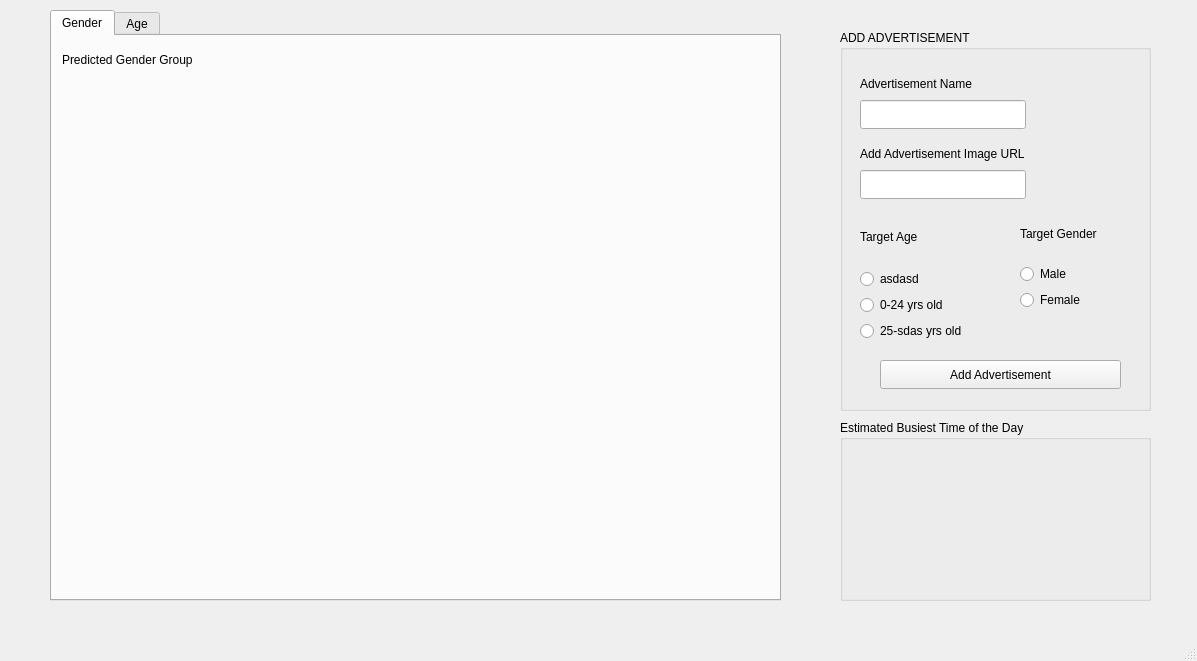
Qt form Ad/mainwindow.ui (jamesc2000/INTcognito-Advertising) before a commit.
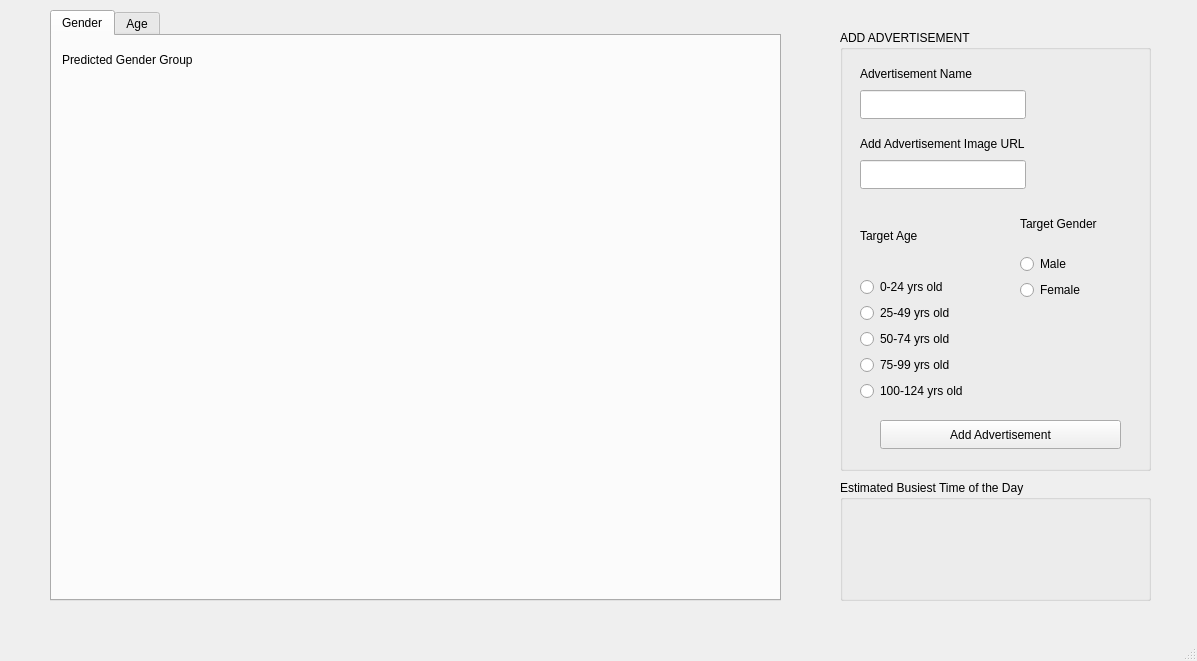
The same form after that commit.

Commit message: Update target age ui

What changed in the file:
```diff
--- a/Ad/mainwindow.ui
+++ b/Ad/mainwindow.ui
@@ -20,7 +20,7 @@
       <x>840</x>
       <y>30</y>
       <width>311</width>
-      <height>381</height>
+      <height>441</height>
      </rect>
     </property>
     <property name="title">
@@ -30,7 +30,7 @@
      <property name="geometry">
       <rect>
        <x>20</x>
-       <y>110</y>
+       <y>100</y>
        <width>211</width>
        <height>28</height>
       </rect>
@@ -43,7 +43,7 @@
      <property name="geometry">
       <rect>
        <x>20</x>
-       <y>70</y>
+       <y>60</y>
        <width>166</width>
        <height>29</height>
       </rect>
@@ -53,7 +53,7 @@
      <property name="geometry">
       <rect>
        <x>20</x>
-       <y>40</y>
+       <y>30</y>
        <width>167</width>
        <height>28</height>
       </rect>
@@ -66,7 +66,7 @@
      <property name="geometry">
       <rect>
        <x>180</x>
-       <y>180</y>
+       <y>170</y>
        <width>111</width>
        <height>100</height>
       </rect>
@@ -99,9 +99,9 @@
      <property name="geometry">
       <rect>
        <x>20</x>
-       <y>180</y>
+       <y>170</y>
        <width>151</width>
-       <height>131</height>
+       <height>201</height>
       </rect>
      </property>
      <layout class="QVBoxLayout" name="verticalLayout">
@@ -115,21 +115,35 @@
       <item>
        <widget class="QRadioButton" name="radioButton_3">
         <property name="text">
-         <string>asdasd</string>
-        </property>
-       </widget>
-      </item>
-      <item>
-       <widget class="QRadioButton" name="radioButton">
-        <property name="text">
          <string>0-24 yrs old</string>
         </property>
        </widget>
       </item>
+      <item>
+       <widget class="QRadioButton" name="radioButton">
+        <property name="text">
+         <string>25-49 yrs old</string>
+        </property>
+       </widget>
+      </item>
       <item>
        <widget class="QRadioButton" name="radioButton_2">
         <property name="text">
-         <string>25-sdas yrs old</string>
+         <string>50-74 yrs old</string>
+        </property>
+       </widget>
+      </item>
+      <item>
+       <widget class="QRadioButton" name="radioButton_6">
+        <property name="text">
+         <string>75-99 yrs old</string>
+        </property>
+       </widget>
+      </item>
+      <item>
+       <widget class="QRadioButton" name="radioButton_7">
+        <property name="text">
+         <string>100-124 yrs old</string>
         </property>
        </widget>
       </item>
@@ -139,7 +153,7 @@
      <property name="geometry">
       <rect>
        <x>40</x>
-       <y>330</y>
+       <y>390</y>
        <width>241</width>
        <height>29</height>
       </rect>
@@ -155,7 +169,7 @@
      <property name="geometry">
       <rect>
        <x>20</x>
-       <y>140</y>
+       <y>130</y>
        <width>166</width>
        <height>29</height>
       </rect>
@@ -166,9 +180,9 @@
     <property name="geometry">
      <rect>
       <x>840</x>
-      <y>420</y>
+      <y>480</y>
       <width>311</width>
-      <height>181</height>
+      <height>121</height>
      </rect>
     </property>
     <property name="title">
```
